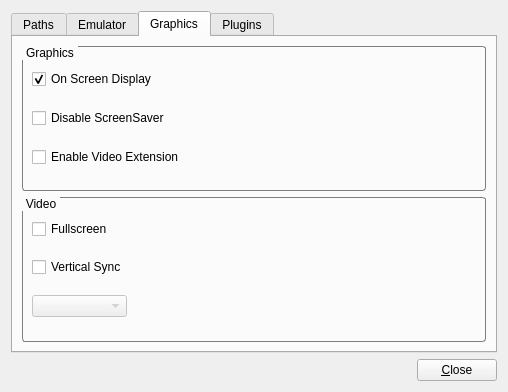
This is src/m64py/ui/settings.ui in mupen64plus/mupen64plus-ui-python as Qt 5 draws it before an edit. The edited form follows.
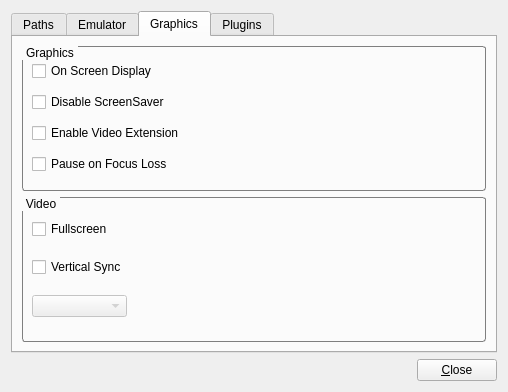
This is the edited form. Icons and pictures are not drawn.

Commit message: Add option to pause emulator when focus is lost

Diff of the .ui file:
```diff
--- a/src/m64py/ui/settings.ui
+++ b/src/m64py/ui/settings.ui
@@ -455,7 +455,17 @@
              <string>On Screen Display</string>
             </property>
             <property name="checked">
-             <bool>true</bool>
+             <bool>false</bool>
+            </property>
+           </widget>
+          </item>
+          <item row="3" column="0">
+           <widget class="QCheckBox" name="checkPauseOnFocusLoss">
+            <property name="toolTip">
+             <string>Pause emulator when window focus is lost</string>
+            </property>
+            <property name="text">
+             <string>Pause on Focus Loss</string>
             </property>
            </widget>
           </item>
```
Left out of the diff: 26 changed lines with no effect on the pictures. The commit also changes 4 other files.
